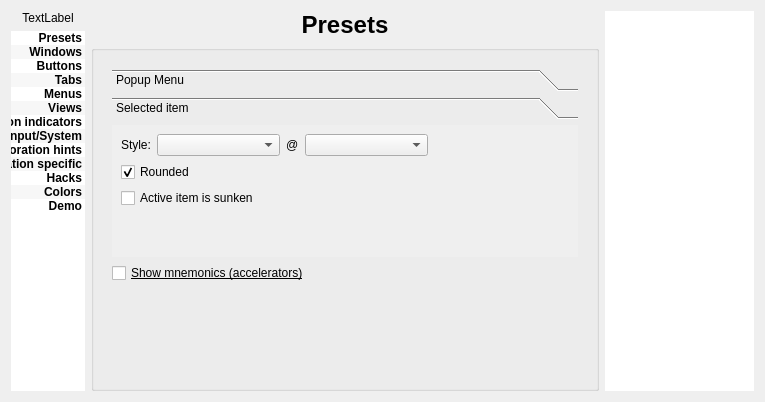
First picture: the form in config/config.ui, repository deiv/bespin-pkg, before the edit.
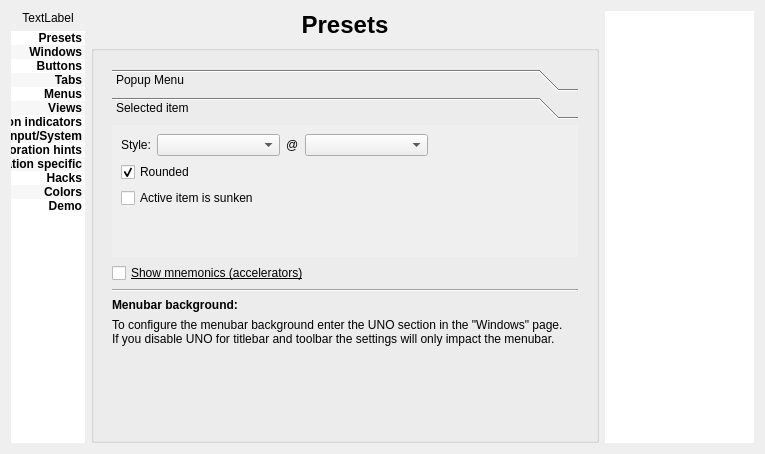
Second picture: the form after the edit. The open tabs and pages were chosen to show the change.

What changed in the file:
```diff
--- a/config/config.ui
+++ b/config/config.ui
@@ -7,7 +7,7 @@
     <x>0</x>
     <y>0</y>
     <width>765</width>
-    <height>378</height>
+    <height>454</height>
    </rect>
   </property>
   <property name="sizePolicy">
@@ -2197,6 +2197,34 @@
             </property>
            </widget>
           </item>
+          <item>
+           <widget class="Line" name="line_2">
+            <property name="orientation">
+             <enum>Qt::Horizontal</enum>
+            </property>
+           </widget>
+          </item>
+          <item>
+           <widget class="QLabel" name="label_61">
+            <property name="font">
+             <font>
+              <weight>75</weight>
+              <bold>true</bold>
+             </font>
+            </property>
+            <property name="text">
+             <string>Menubar background:</string>
+            </property>
+           </widget>
+          </item>
+          <item>
+           <widget class="QLabel" name="label_62">
+            <property name="text">
+             <string>To configure the menubar background enter the UNO section in the &quot;Windows&quot; page.
+If you disable UNO for titlebar and toolbar the settings will only impact the menubar.</string>
+            </property>
+           </widget>
+          </item>
           <item>
            <spacer name="verticalSpacer_2">
             <property name="orientation">
```
Left out of the diff: 120 changed lines with no effect on the pictures.
